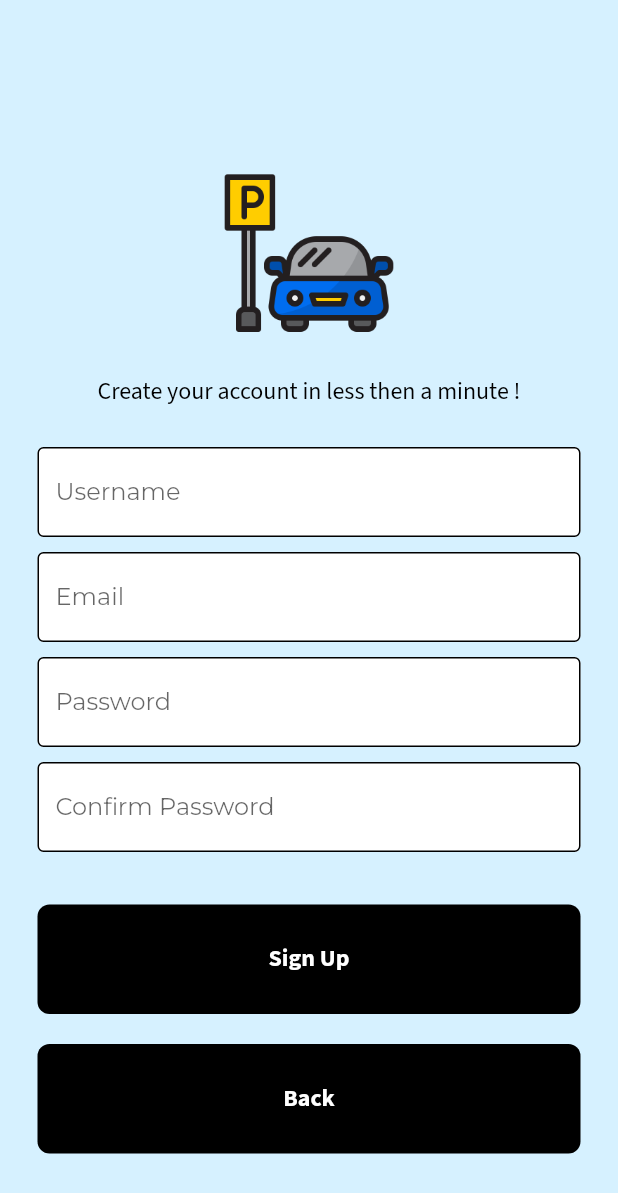
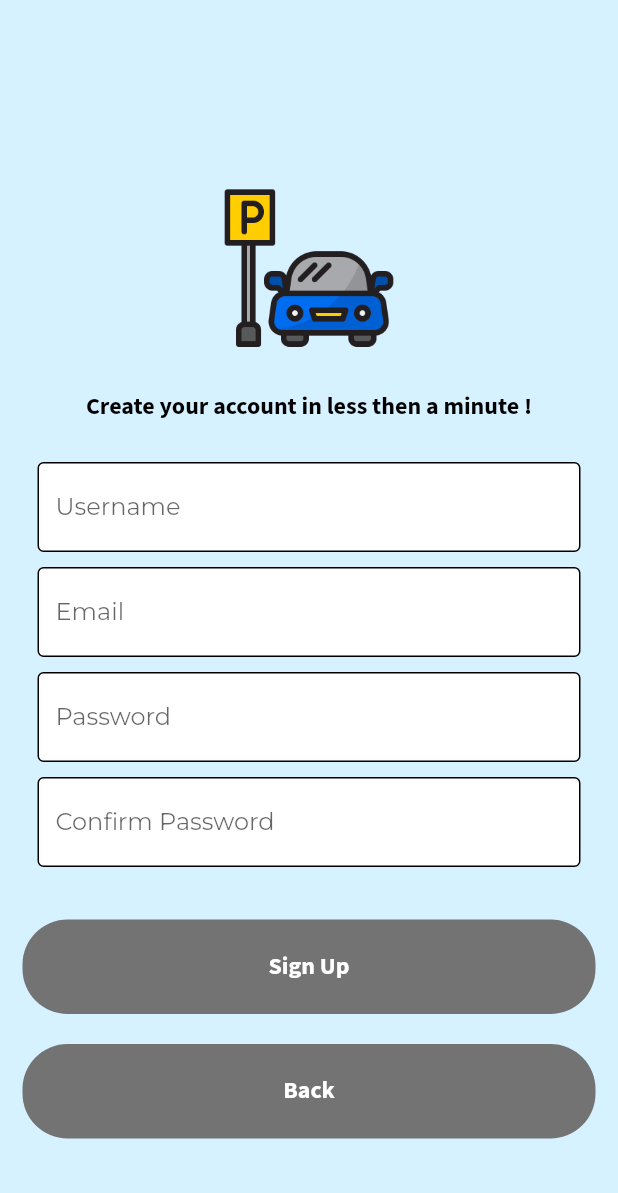
Before and after one commit to iloveangpao/2006_CarparkApp, a Flutter app: the RegisterPage screen opened directly, after a tap on "Sign Up", on a phone screen of 412 x 824 dp. Shown: the top 1193 px of the screen. Run offline on Flutter 3.47's test engine with Material 2 defaults, Android fonts, the phone set to English and light mode, and no system bars; our stand-ins replace flutter_secure_storage, geolocator, google_fonts, google_maps_flutter; missing offline and left inert: flutter_polyline_points, geolocator_platform_interface; accounts and stored records are empty; network calls fail.

```diff
--- a/lib/components/my_textfield.dart
+++ b/lib/components/my_textfield.dart
@@ -3,12 +3,15 @@ import 'package:flutter/material.dart';
 class MyTextfield extends StatelessWidget {
   final controller;
   final String hintText;
+  final FormFieldValidator<String>? validator;
   final bool obscureText;
+
   const MyTextfield({
     super.key,
     required this.controller,
     required this.hintText,
     required this.obscureText,
+    this.validator,
   });
 
   @override
--- a/lib/pages/register_page.dart
+++ b/lib/pages/register_page.dart
@@ -5,13 +5,24 @@ import '../components/square_tile.dart';
 import 'package:http/http.dart' as http;
 import 'dart:convert';
 
-class RegisterPage extends StatelessWidget {
+class RegisterPage extends StatefulWidget {
   RegisterPage({Key? key}) : super(key: key);
 
+  @override
+  State<RegisterPage> createState() => _RegisterPageState();
+}
+
+class _RegisterPageState extends State<RegisterPage> {
   //text editing controller
   final usernameController = TextEditingController();
+
   final emailController = TextEditingController();
+
   final passwordController = TextEditingController();
+
+  final confirmPasswordController = TextEditingController();
+
+  final _formKey = GlobalKey<FormState>();
 
   Future<void> signUpUser(BuildContext context) async {
     var url = Uri.parse('http://20.187.121.122/users/');
@@ -74,6 +85,8 @@ class RegisterPage extends StatelessWidget {
         body: SafeArea(
           child: Center(
             child: SingleChildScrollView(
+              child: Form(
+                key: _formKey,
                 child: Column(
                   mainAxisAlignment: MainAxisAlignment.center,
                   children: [
@@ -86,7 +99,7 @@ class RegisterPage extends StatelessWidget {
                     const SizedBox(height: 25),
                     Text(
                       "Create your account in less then a minute !",
-                    style: TextStyle(color: Colors.black, fontSize: 16),
+                      style: TextStyle(color: Colors.black, fontSize: 16,fontWeight: FontWeight.bold ),
                     ),
                     const SizedBox(height: 25),
                     //username textfield
@@ -94,6 +107,12 @@ class RegisterPage extends StatelessWidget {
                       controller: usernameController,
                       hintText: 'Username',
                       obscureText: false,
+                      validator: (value) {
+                        if (value!.isEmpty) {
+                          return 'Please enter your username';
+                        }
+                        return null;
+                      },
                     ),
                     const SizedBox(height: 10),
                     //username textfield
@@ -101,6 +120,15 @@ class RegisterPage extends StatelessWidget {
                       controller: emailController,
                       hintText: 'Email',
                       obscureText: false,
+                      validator: (value) {
+                        if (value!.isEmpty) {
+                          return 'Please enter your email';
+                        }
+                        if (!value.contains('@')) {
+                          return 'Please enter a valid email address';
+                        }
+                        return null;
+                      },
                     ),
                     const SizedBox(height: 10),
                     //password textfield
@@ -108,12 +136,29 @@ class RegisterPage extends StatelessWidget {
                       controller: passwordController,
                       hintText: 'Password',
                       obscureText: true,
+                      validator: (value) {
+                        if (value == null || value.isEmpty) {
+                          return 'Please enter your password';
+                        }
+                        if (value.length < 6) {
+                          return 'Password must be at least 6';
+                        }
+                        return null;
+                      },
                     ),
                     const SizedBox(height: 10),
                     MyTextfield(
                       controller: passwordController,
                       hintText: 'Confirm Password',
                       obscureText: true,
+                      validator: (value) {
+                        if (value!.isEmpty) {
+                          return 'Please enter your password again';
+                        } else if (value != passwordController.text) {
+                          return 'Passwords do not match';
+                        }
+                        return null;
+                      },
                     ),
                     const SizedBox(height: 10),
                     //forgot password
@@ -127,13 +172,18 @@ class RegisterPage extends StatelessWidget {
                     const SizedBox(height: 25),
                     //sign in button
                     GestureDetector(
-                    onTap: () => signUpUser(context),
+                      onTap: () {
+                        if (_formKey.currentState!.validate()) {
+                          // Form is valid, sign up user
+                          signUpUser(context);
+                        }
+                      },
                       child: Container(
-                        padding: const EdgeInsets.all(25),
-                        margin: const EdgeInsets.symmetric(horizontal: 25),
+                          padding: const EdgeInsets.all(20),
+                          margin: const EdgeInsets.symmetric(horizontal: 15),
                           decoration: BoxDecoration(
-                          color: Colors.black,
-                          borderRadius: BorderRadius.circular(8),
+                            color: Color(0xff737373),
+                            borderRadius: BorderRadius.circular(30),
                           ),
                           child: Center(
                               child: Text(
@@ -153,11 +203,11 @@ class RegisterPage extends StatelessWidget {
                               builder: (context) => LoginPage()));
                         },
                       child: Container(
-                        padding: const EdgeInsets.all(25),
-                        margin: const EdgeInsets.symmetric(horizontal: 25),
+                          padding: const EdgeInsets.all(20),
+                          margin: const EdgeInsets.symmetric(horizontal: 15),
                           decoration: BoxDecoration(
-                          color: Colors.black,
-                          borderRadius: BorderRadius.circular(8),
+                            color: Color(0xff737373),
+                            borderRadius: BorderRadius.circular(30),
                           ),
                           child: Center(
                               child: Text(
@@ -174,6 +224,7 @@ class RegisterPage extends StatelessWidget {
                 ),
               ),
             ),
+          ),
         ));
   }
 }
```
Also changed, not shown: lib/pages/login_page.dart (+84 -3 lines). Lines whose indentation alone changed are shown as unchanged.
